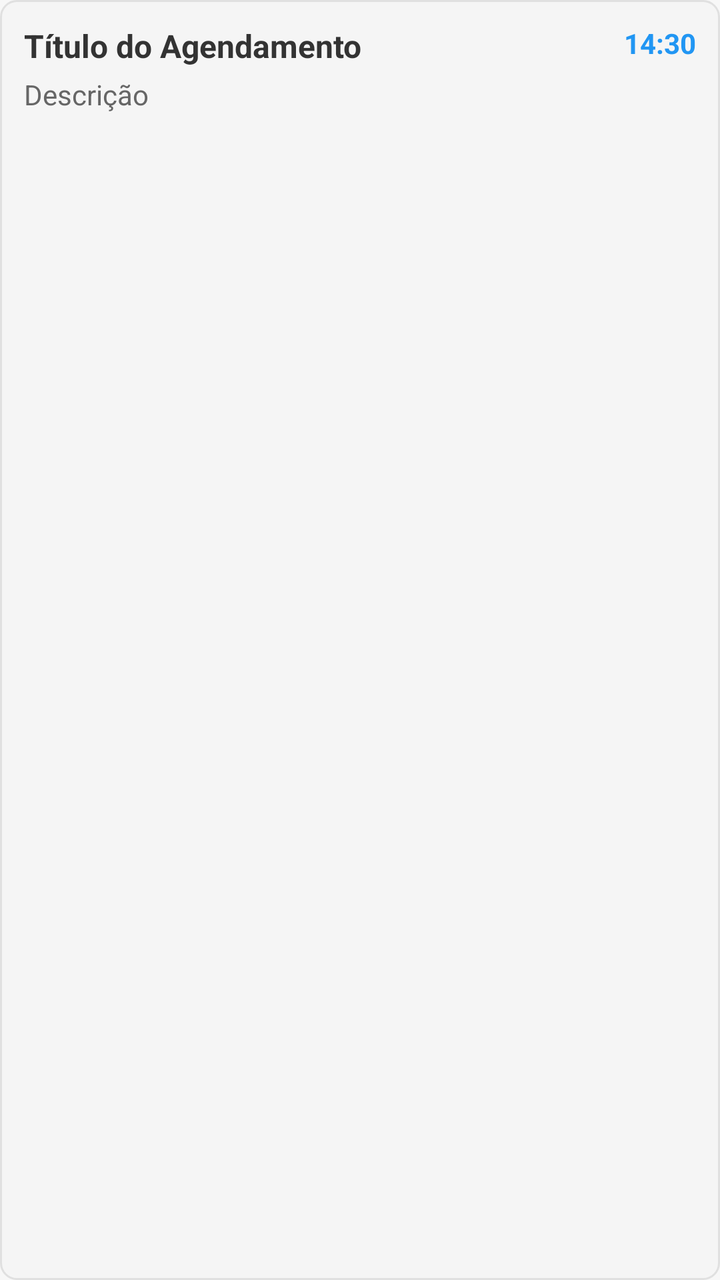
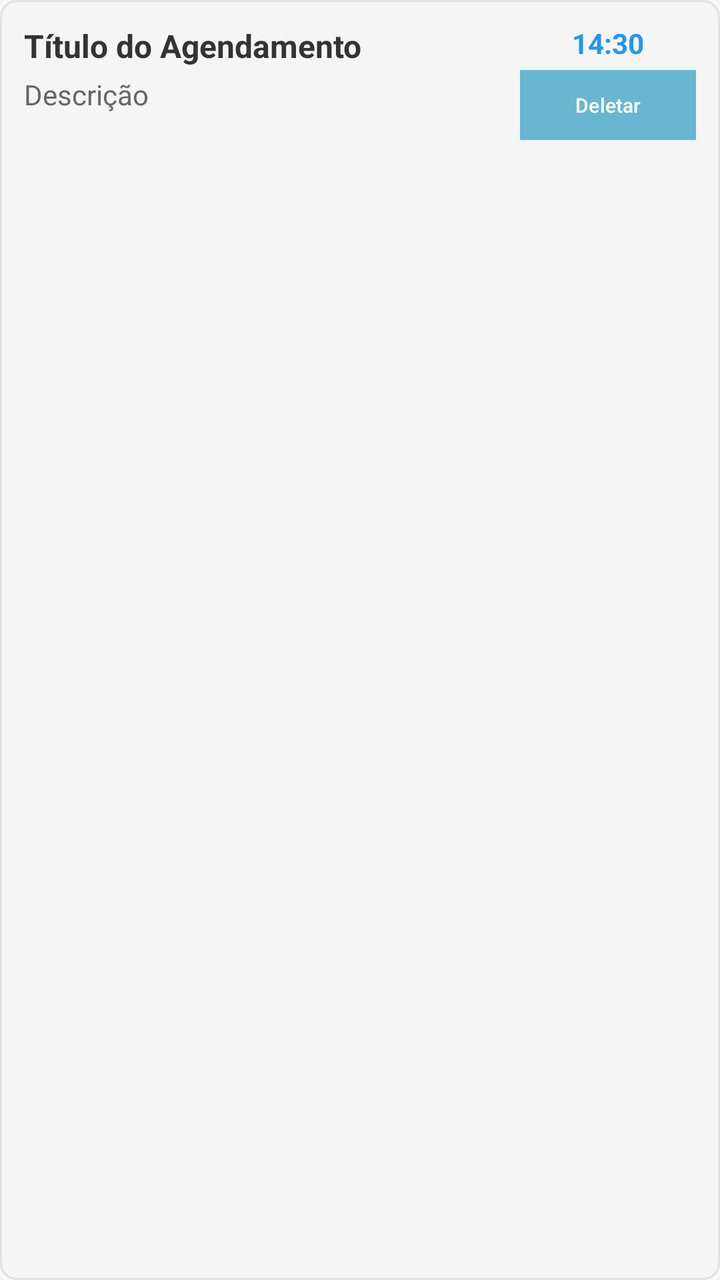

An Android layout rendered at two revisions. The XML below is the earlier revision; the diff shows what the commit changed to produce the second picture.
<!-- AndroidManifest.xml: application theme Theme.Testbackend -->
<!-- res/layout/item_appointment.xml -->
<?xml version="1.0" encoding="utf-8"?>
<LinearLayout xmlns:android="http://schemas.android.com/apk/res/android"
    android:layout_width="match_parent"
    android:layout_height="wrap_content"
    android:orientation="horizontal"
    android:padding="12dp"
    android:layout_marginBottom="8dp"
    android:background="@drawable/appointment_item_bg">

    <LinearLayout
        android:layout_width="0dp"
        android:layout_height="wrap_content"
        android:layout_weight="1"
        android:orientation="vertical">

        <TextView
            android:id="@+id/tvTitle"
            android:layout_width="match_parent"
            android:layout_height="wrap_content"
            android:text="Título do Agendamento"
            android:textSize="16sp"
            android:textStyle="bold"
            android:textColor="#333333" />

        <TextView
            android:id="@+id/tvDescription"
            android:layout_width="match_parent"
            android:layout_height="wrap_content"
            android:text="Descrição"
            android:textSize="14sp"
            android:layout_marginTop="4dp"
            android:textColor="#666666" />

    </LinearLayout>

    <TextView
        android:id="@+id/tvTime"
        android:layout_width="wrap_content"
        android:layout_height="wrap_content"
        android:text="14:30"
        android:textSize="14sp"
        android:textColor="#2196F3"
        android:textStyle="bold" />

</LinearLayout>
<!-- resources referenced by this layout -->
<resources>
  <!-- drawable appointment_item_bg (drawable) -->
  <?xml version="1.0" encoding="utf-8"?>
  <shape xmlns:android="http://schemas.android.com/apk/res/android"
      android:shape="rectangle">
      <solid android:color="#F5F5F5" />
      <corners android:radius="8dp" />
      <stroke android:width="1dp" android:color="#E0E0E0" />
  </shape>
  <style name="Theme.Testbackend" parent="Theme.SmartSaude" />
  <style name="Theme.SmartSaude" parent="Theme.Material3.DayNight.NoActionBar">
          
          <item name="colorPrimary">@color/primary</item>
          <item name="colorPrimaryVariant">@color/primary_variant</item>
          <item name="colorSecondary">@color/secondary_light</item>
          
          
          <item name="android:windowBackground">@color/app_background</item>
          <item name="android:colorBackground">@color/app_background</item>
          <item name="colorSurface">@color/card_background</item>
          
          
          <item name="android:textColor">@color/text_main</item>
          <item name="android:textColorPrimary">@color/text_main</item>
          <item name="android:textColorSecondary">@color/text_secondary</item>
          
          
          <item name="android:statusBarColor">@color/app_background</item>
          <item name="android:windowLightStatusBar" tools:targetApi="m">true</item>
      </style>
  <color name="primary">#67B7D1</color>
  <color name="primary_variant">#2C9CC3</color>
  <color name="secondary_light">#A9D9E8</color>
  <color name="app_background">#F7F7F7</color>
  <color name="card_background">#FFFFFF</color>
  <color name="text_main">#2B2B2B</color>
  <color name="text_secondary">#6E6E6E</color>
</resources>

<!-- the commit's change to res/layout/item_appointment.xml (unified diff, before → after) -->
@@ -33,13 +33,32 @@
 
     </LinearLayout>
 
-    <TextView
-        android:id="@+id/tvTime"
+    <LinearLayout
         android:layout_width="wrap_content"
         android:layout_height="wrap_content"
-        android:text="14:30"
-        android:textSize="14sp"
-        android:textColor="#2196F3"
-        android:textStyle="bold" />
+        android:orientation="vertical"
+        android:gravity="center">
+
+        <TextView
+            android:id="@+id/tvTime"
+            android:layout_width="wrap_content"
+            android:layout_height="wrap_content"
+            android:text="14:30"
+            android:textSize="14sp"
+            android:textColor="#2196F3"
+            android:textStyle="bold" />
+
+        <Button
+            android:id="@+id/btnDelete"
+            android:layout_width="wrap_content"
+            android:layout_height="35dp"
+            android:text="Deletar"
+            android:textSize="10sp"
+            android:textColor="#FFFFFF"
+            android:background="#FF5252"
+            android:layout_marginTop="4dp"
+            android:padding="4dp" />
+
+    </LinearLayout>
 
 </LinearLayout>
